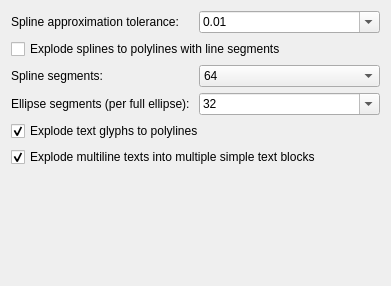
Old version of the form scripts/Modify/Explode/PreferencesPage.ui in the repository qcad/qcad.
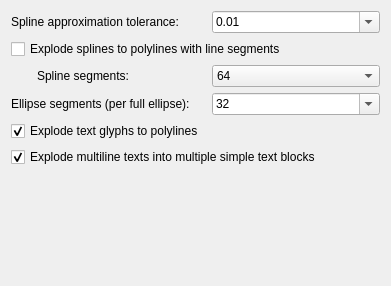
New version of the form.

Commit message: update explode preferences

Patch:
```diff
--- a/scripts/Modify/Explode/PreferencesPage.ui
+++ b/scripts/Modify/Explode/PreferencesPage.ui
@@ -12,8 +12,8 @@
   </property>
   <layout class="QVBoxLayout" name="verticalLayout">
    <item>
-    <layout class="QGridLayout" name="gridLayout">
-     <item row="0" column="1">
+    <layout class="QGridLayout" name="GridLayout">
+     <item row="0" column="2">
       <widget class="QComboBox" name="SplineTolerance">
        <property name="editable">
         <bool>true</bool>
@@ -53,21 +53,7 @@
        </item>
       </widget>
      </item>
-     <item row="0" column="0">
-      <widget class="QLabel" name="label">
-       <property name="text">
-        <string>Spline approximation tolerance:</string>
-       </property>
-      </widget>
-     </item>
-     <item row="2" column="0">
-      <widget class="QLabel" name="label_3">
-       <property name="text">
-        <string>Spline segments:</string>
-       </property>
-      </widget>
-     </item>
-     <item row="2" column="1">
+     <item row="2" column="2">
       <widget class="QComboBox" name="SplineSegments">
        <property name="currentIndex">
         <number>5</number>
@@ -124,17 +110,7 @@
        </item>
       </widget>
      </item>
-     <item row="4" column="0" colspan="2">
-      <widget class="QCheckBox" name="TextToPolylines">
-       <property name="text">
-        <string>Explode text glyphs to polylines</string>
-       </property>
-       <property name="checked">
-        <bool>true</bool>
-       </property>
-      </widget>
-     </item>
-     <item row="3" column="1">
+     <item row="3" column="2">
       <widget class="QComboBox" name="EllipseSegments">
        <property name="editable">
         <bool>true</bool>
@@ -194,21 +170,38 @@
        </item>
       </widget>
      </item>
-     <item row="3" column="0">
-      <widget class="QLabel" name="label_2">
+     <item row="0" column="0" colspan="2">
+      <widget class="QLabel" name="SplineTolerance_Label">
        <property name="text">
-        <string>Ellipse segments (per full ellipse):</string>
+        <string>Spline approximation tolerance:</string>
        </property>
       </widget>
      </item>
-     <item row="1" column="0" colspan="2">
+     <item row="1" column="0" colspan="3">
       <widget class="QCheckBox" name="SplinesToLineSegments">
        <property name="text">
         <string>Explode splines to polylines with line segments</string>
        </property>
       </widget>
      </item>
-     <item row="5" column="0" colspan="2">
+     <item row="3" column="0" colspan="2">
+      <widget class="QLabel" name="label_2">
+       <property name="text">
+        <string>Ellipse segments (per full ellipse):</string>
+       </property>
+      </widget>
+     </item>
+     <item row="4" column="0" colspan="3">
+      <widget class="QCheckBox" name="TextToPolylines">
+       <property name="text">
+        <string>Explode text glyphs to polylines</string>
+       </property>
+       <property name="checked">
+        <bool>true</bool>
+       </property>
+      </widget>
+     </item>
+     <item row="5" column="0" colspan="3">
       <widget class="QCheckBox" name="MultilineTextToSimpleText">
        <property name="text">
         <string>Explode multiline texts into multiple simple text blocks</string>
@@ -218,6 +211,23 @@
        </property>
       </widget>
      </item>
+     <item row="2" column="1">
+      <widget class="QLabel" name="SplineSegments_Label">
+       <property name="text">
+        <string>Spline segments:</string>
+       </property>
+      </widget>
+     </item>
+     <item row="2" column="0">
+      <widget class="QWidget" name="Indent" native="true">
+       <property name="maximumSize">
+        <size>
+         <width>20</width>
+         <height>16777215</height>
+        </size>
+       </property>
+      </widget>
+     </item>
     </layout>
    </item>
    <item>
```
The commit also changes 1 other file.
